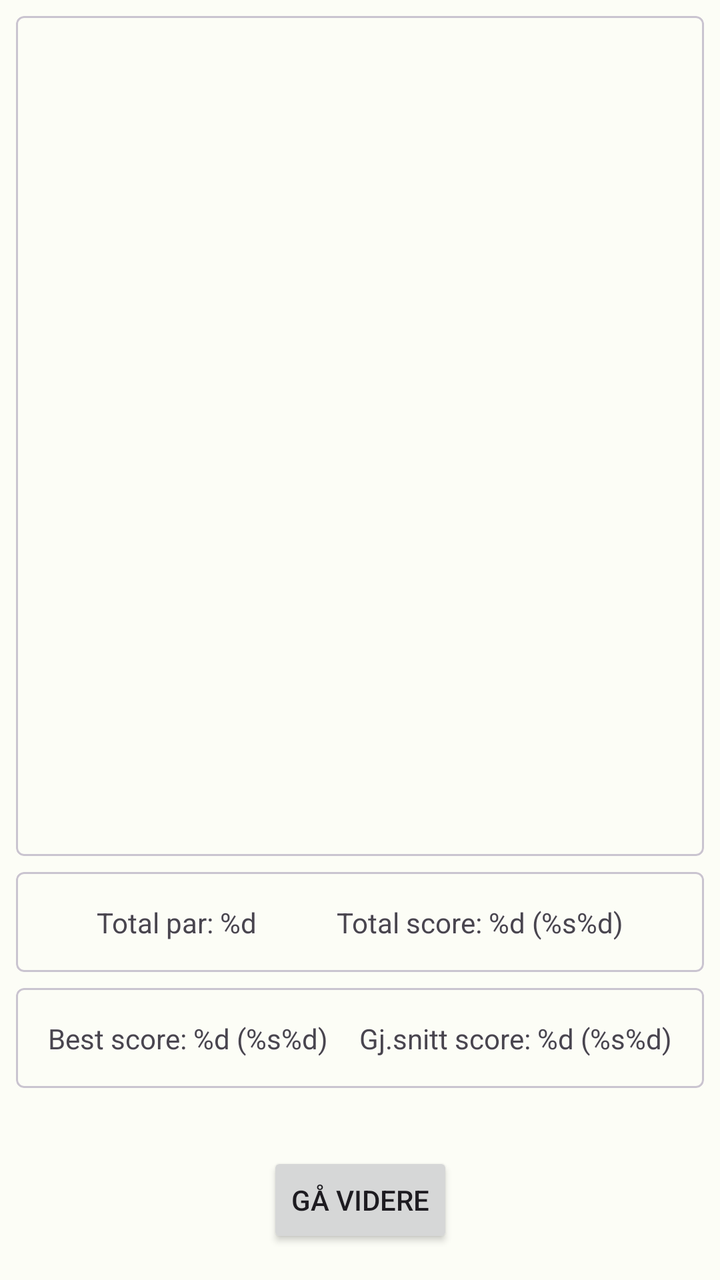
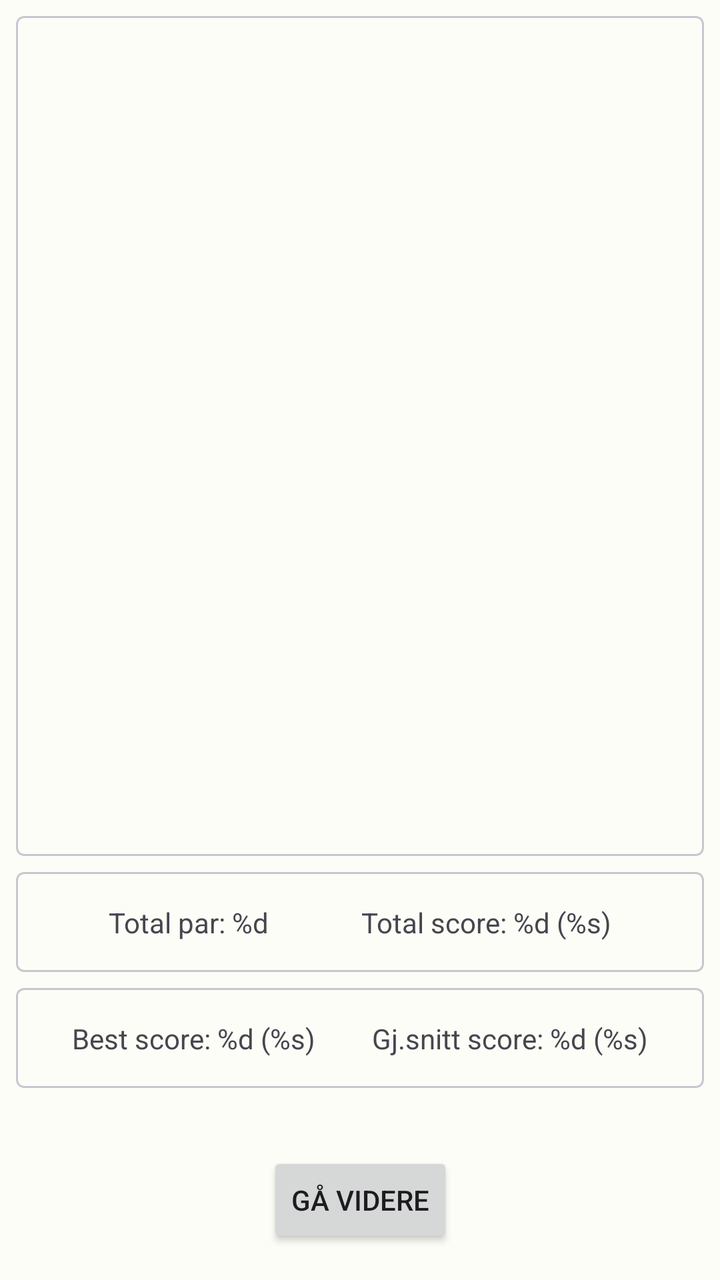

Two renders of the same Android screen: before a commit and after it. Below are the layout's source before the change and the commit's diff.
<!-- AndroidManifest.xml: application theme Theme.DiscgolfApp -->
<!-- res/layout/fragment_score_board.xml -->
<?xml version="1.0" encoding="utf-8"?>
<androidx.constraintlayout.widget.ConstraintLayout
    xmlns:android="http://schemas.android.com/apk/res/android"
    xmlns:app="http://schemas.android.com/apk/res-auto"
    xmlns:tools="http://schemas.android.com/tools"
    tools:context=".screens.play.scoreboard.ScoreBoardFragment"
    android:layout_width="match_parent"
    android:layout_height="match_parent">

    <com.google.android.material.card.MaterialCardView
        android:layout_width="0dp"
        android:layout_height="0dp"
        android:layout_gravity="center"
        android:layout_marginStart="8dp"
        android:layout_marginTop="8dp"
        android:layout_marginEnd="8dp"
        android:layout_marginBottom="8dp"
        app:cardCornerRadius="4dp"
        app:layout_constraintBottom_toTopOf="@+id/finishScoreBoardCardView"
        app:layout_constraintEnd_toEndOf="parent"
        app:layout_constraintStart_toStartOf="parent"
        app:layout_constraintTop_toTopOf="parent">

        <ScrollView
            android:id="@+id/scoreBoardLayout"
            android:layout_width="match_parent"
            android:layout_height="match_parent">

            <LinearLayout
                android:id="@+id/scoreBoardLinearLayout"
                android:layout_width="wrap_content"
                android:layout_height="wrap_content"
                android:contentDescription="@string/scoreboard_ll_content_desc"
                android:orientation="vertical"
                android:layout_margin="8dp"/>

        </ScrollView>

    </com.google.android.material.card.MaterialCardView>

    <com.google.android.material.card.MaterialCardView
        android:id="@+id/finishScoreBoardCardView"
        android:layout_width="0dp"
        android:layout_height="50dp"
        android:layout_marginBottom="8dp"
        app:layout_constraintBottom_toTopOf="@+id/finishScoreBoardDataCardView"
        app:layout_constraintEnd_toEndOf="parent"
        app:layout_constraintStart_toStartOf="parent"
        android:layout_gravity="center"
        android:layout_marginStart="8dp"
        android:layout_marginEnd="8dp"
        app:cardCornerRadius="4dp">

        <androidx.constraintlayout.widget.ConstraintLayout
            android:layout_width="match_parent"
            android:layout_height="match_parent">

            <TextView
                android:id="@+id/totalScoreTextView"
                android:layout_width="wrap_content"
                android:layout_height="wrap_content"
                app:layout_constraintBottom_toBottomOf="parent"
                app:layout_constraintEnd_toStartOf="@+id/totalScoreTextViewValue"
                app:layout_constraintHorizontal_bias="0.5"
                app:layout_constraintStart_toStartOf="parent"
                app:layout_constraintTop_toTopOf="parent"
                android:text="@string/scoreboard_text_total_par"/>

            <TextView
                android:id="@+id/totalScoreTextViewValue"
                android:layout_width="wrap_content"
                android:layout_height="wrap_content"
                app:layout_constraintBottom_toBottomOf="parent"
                app:layout_constraintEnd_toEndOf="parent"
                app:layout_constraintHorizontal_bias="0.5"
                app:layout_constraintStart_toEndOf="@+id/totalScoreTextView"
                app:layout_constraintTop_toTopOf="parent"
                android:text="@string/scoreboard_text_total"/>
        </androidx.constraintlayout.widget.ConstraintLayout>

    </com.google.android.material.card.MaterialCardView>

    <com.google.android.material.card.MaterialCardView
        android:id="@+id/finishScoreBoardDataCardView"
        android:layout_width="0dp"
        android:layout_height="50dp"
        android:layout_marginBottom="32dp"
        app:layout_constraintBottom_toTopOf="@+id/finishScoreBoardButton"
        app:layout_constraintEnd_toEndOf="parent"
        app:layout_constraintStart_toStartOf="parent"
        android:layout_gravity="center"
        android:layout_marginStart="8dp"
        android:layout_marginEnd="8dp"
        app:cardCornerRadius="4dp">

        <androidx.constraintlayout.widget.ConstraintLayout
            android:layout_width="match_parent"
            android:layout_height="match_parent">

            <TextView
                android:id="@+id/scoreDataTextView"
                android:layout_width="wrap_content"
                android:layout_height="wrap_content"
                app:layout_constraintBottom_toBottomOf="parent"
                app:layout_constraintEnd_toStartOf="@+id/scoreDataTextViewValue"
                app:layout_constraintHorizontal_bias="0.5"
                app:layout_constraintHorizontal_chainStyle="spread"
                app:layout_constraintStart_toStartOf="parent"
                app:layout_constraintTop_toTopOf="parent"
                android:text="@string/scoreboard_text_best_score"/>

            <TextView
                android:id="@+id/scoreDataTextViewValue"
                android:layout_width="wrap_content"
                android:layout_height="wrap_content"
                app:layout_constraintBottom_toBottomOf="parent"
                app:layout_constraintEnd_toEndOf="parent"
                app:layout_constraintHorizontal_bias="0.5"
                app:layout_constraintStart_toEndOf="@+id/scoreDataTextView"
                app:layout_constraintTop_toTopOf="parent"
                android:text="@string/scoreboard_text_average_score"/>
        </androidx.constraintlayout.widget.ConstraintLayout>



    </com.google.android.material.card.MaterialCardView>

    <Button
        android:id="@+id/finishScoreBoardButton"
        android:layout_width="wrap_content"
        android:layout_height="wrap_content"
        android:layout_marginBottom="16dp"
        app:layout_constraintBottom_toBottomOf="parent"
        app:layout_constraintEnd_toEndOf="parent"
        app:layout_constraintStart_toStartOf="parent"
        android:text="@string/finish_scoreboard" />
</androidx.constraintlayout.widget.ConstraintLayout>
<!-- resources referenced by this layout -->
<resources>
  <string name="finish_scoreboard">Gå videre</string>
  <string name="scoreboard_ll_content_desc">Poeng for runden</string>
  <string name="scoreboard_text_average_score">Gj.snitt score: %d (%s%d)</string>
  <string name="scoreboard_text_best_score">Best score: %d (%s%d)</string>
  <string name="scoreboard_text_total">Total score: %d (%s%d)</string>
  <string name="scoreboard_text_total_par">Total par: %d</string>
  <color name="md_theme_light_primary">#266C2B</color>
  <color name="md_theme_light_onPrimary">#FFFFFF</color>
  <color name="md_theme_light_primaryContainer">#AAF5A4</color>
  <color name="md_theme_light_onPrimaryContainer">#002204</color>
  <color name="md_theme_light_secondary">#52634F</color>
  <color name="md_theme_light_onSecondary">#FFFFFF</color>
  <color name="md_theme_light_secondaryContainer">#D5E8CF</color>
  <color name="md_theme_light_onSecondaryContainer">#101F10</color>
  <color name="md_theme_light_tertiary">#38656A</color>
  <color name="md_theme_light_onTertiary">#FFFFFF</color>
  <color name="md_theme_light_tertiaryContainer">#BCEBF1</color>
  <color name="md_theme_light_onTertiaryContainer">#001F23</color>
  <color name="md_theme_light_error">#BA1A1A</color>
  <color name="md_theme_light_errorContainer">#FFDAD6</color>
  <color name="md_theme_light_onError">#FFFFFF</color>
  <color name="md_theme_light_onErrorContainer">#410002</color>
  <color name="md_theme_light_background">#FCFDF6</color>
  <color name="md_theme_light_onBackground">#1A1C19</color>
  <color name="md_theme_light_surface">#FCFDF6</color>
  <color name="md_theme_light_onSurface">#1A1C19</color>
  <color name="md_theme_light_surfaceVariant">#DEE5D8</color>
  <color name="md_theme_light_onSurfaceVariant">#424940</color>
  <color name="md_theme_light_outline">#72796F</color>
  <color name="md_theme_light_inverseOnSurface">#F0F1EB</color>
  <color name="md_theme_light_inverseSurface">#2F312D</color>
  <color name="md_theme_light_inversePrimary">#8FD88A</color>
  <!-- unchanged entries left out for length: 1 -->
</resources>

<!-- the commit's change to res/layout/fragment_score_board.xml (unified diff, before → after) -->
@@ -98,11 +98,11 @@
             android:layout_height="match_parent">
 
             <TextView
-                android:id="@+id/scoreDataTextView"
+                android:id="@+id/bestScoreTextView"
                 android:layout_width="wrap_content"
                 android:layout_height="wrap_content"
                 app:layout_constraintBottom_toBottomOf="parent"
-                app:layout_constraintEnd_toStartOf="@+id/scoreDataTextViewValue"
+                app:layout_constraintEnd_toStartOf="@+id/avgScoreTextView"
                 app:layout_constraintHorizontal_bias="0.5"
                 app:layout_constraintHorizontal_chainStyle="spread"
                 app:layout_constraintStart_toStartOf="parent"
@@ -110,13 +110,13 @@
                 android:text="@string/scoreboard_text_best_score"/>
 
             <TextView
-                android:id="@+id/scoreDataTextViewValue"
+                android:id="@+id/avgScoreTextView"
                 android:layout_width="wrap_content"
                 android:layout_height="wrap_content"
                 app:layout_constraintBottom_toBottomOf="parent"
                 app:layout_constraintEnd_toEndOf="parent"
                 app:layout_constraintHorizontal_bias="0.5"
-                app:layout_constraintStart_toEndOf="@+id/scoreDataTextView"
+                app:layout_constraintStart_toEndOf="@+id/bestScoreTextView"
                 app:layout_constraintTop_toTopOf="parent"
                 android:text="@string/scoreboard_text_average_score"/>
         </androidx.constraintlayout.widget.ConstraintLayout>
<!-- resource entries referenced after the edit -->
@@ -2,9 +2,9 @@
 <resources>
   <string name="finish_scoreboard">Gå videre</string>
   <string name="scoreboard_ll_content_desc">Poeng for runden</string>
-  <string name="scoreboard_text_average_score">Gj.snitt score: %d (%s%d)</string>
-  <string name="scoreboard_text_best_score">Best score: %d (%s%d)</string>
-  <string name="scoreboard_text_total">Total score: %d (%s%d)</string>
+  <string name="scoreboard_text_average_score">Gj.snitt score: %d (%s)</string>
+  <string name="scoreboard_text_best_score">Best score: %d (%s)</string>
+  <string name="scoreboard_text_total">Total score: %d (%s)</string>
   <string name="scoreboard_text_total_par">Total par: %d</string>
   <color name="md_theme_light_primary">#266C2B</color>
   <color name="md_theme_light_onPrimary">#FFFFFF</color>
